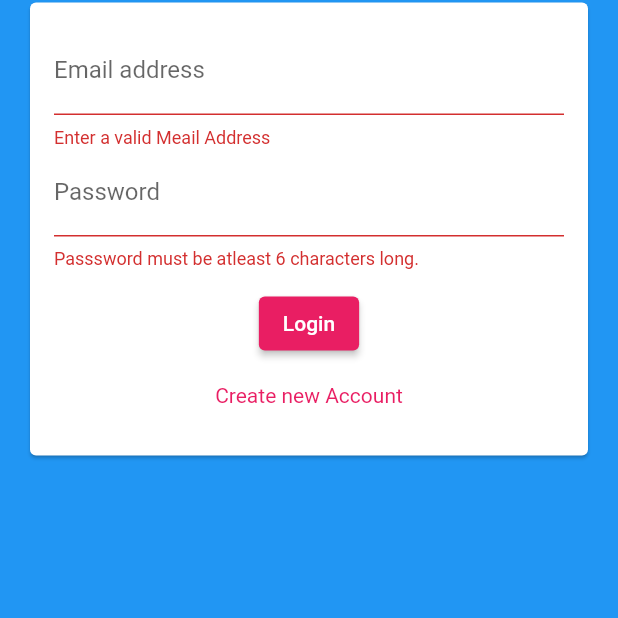
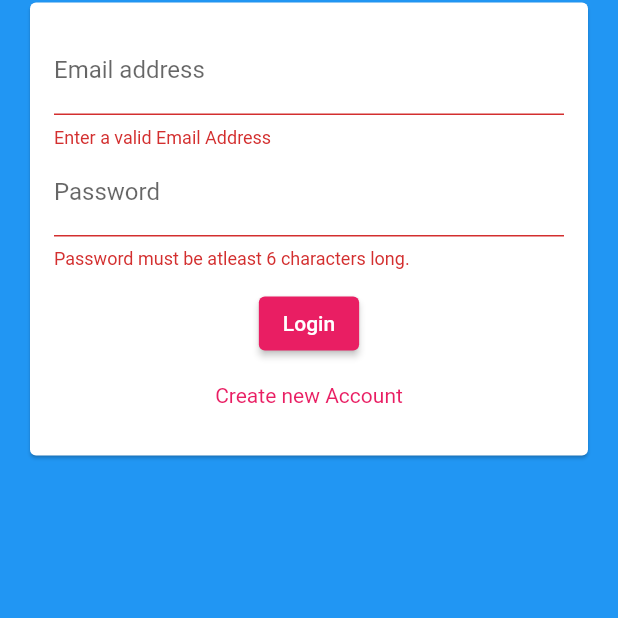
Before and after one commit to albusaidyy/chat_app, a Flutter app: the screen it shows after launch, after a tap on "Login", on a phone screen of 412 x 824 dp, the part 389-1007 px from its top. Run offline on Flutter 3.47's test engine with Material 2 defaults, Android fonts, the phone set to English and light mode, and no system bars; our stand-ins replace cloud_firestore, firebase_auth, firebase_core, firebase_messaging, firebase_storage, image_picker; accounts and stored records are empty.

Commit message:
Update auth_form.dart

```diff
--- a/lib/widgets/Auth/auth_form.dart
+++ b/lib/widgets/Auth/auth_form.dart
@@ -82,7 +82,7 @@ class _AuthFormState extends State<AuthForm> {
                       ),
                       validator: (value) {
                         if (value!.isEmpty || !value.contains('@')) {
-                          return 'Enter a valid Meail Address';
+                          return 'Enter a valid Email Address';
                         }
                         return null;
                       },
@@ -95,7 +95,7 @@ class _AuthFormState extends State<AuthForm> {
                             const InputDecoration(labelText: 'Username'),
                         validator: (value) {
                           if (value!.isEmpty || value.length < 4) {
-                            return 'Passsword must be atleast 4 characters long.';
+                            return 'Password must be atleast 4 characters long.';
                           }
                           return null;
                         },
@@ -107,7 +107,7 @@ class _AuthFormState extends State<AuthForm> {
                       obscureText: true,
                       validator: (value) {
                         if (value!.isEmpty || value.length < 6) {
-                          return 'Passsword must be atleast 6 characters long.';
+                          return 'Password must be atleast 6 characters long.';
                         }
                         return null;
                       },
```
